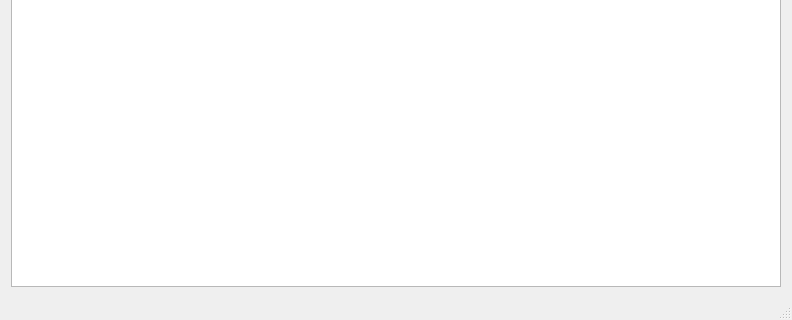
Above: TextEdit/mainwindow.ui from Orig5826/QtDemo before the change; both pictures show x 0 to 792 and y 279 to 599 of the 792 by 599 pixel window. Below: the same form after it.
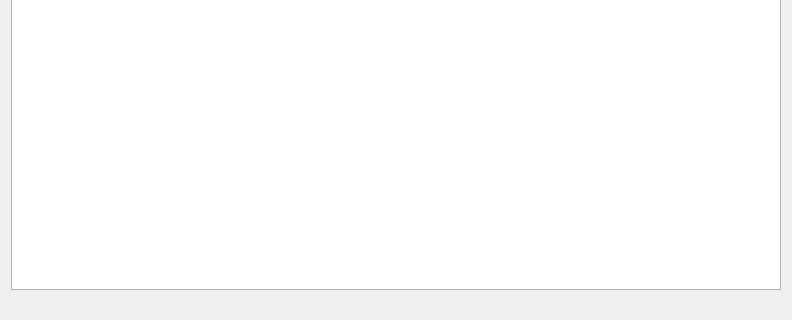
That is the form after the change. Icons and pictures are not drawn.

```diff
--- a/TextEdit/mainwindow.ui
+++ b/TextEdit/mainwindow.ui
@@ -84,7 +84,7 @@
   </widget>
   <widget class="QStatusBar" name="statusBar">
    <property name="sizeGripEnabled">
-    <bool>true</bool>
+    <bool>false</bool>
    </property>
   </widget>
   <action name="actionNew">
```
Left out of the diff: 7 changed lines with no effect on the pictures.
